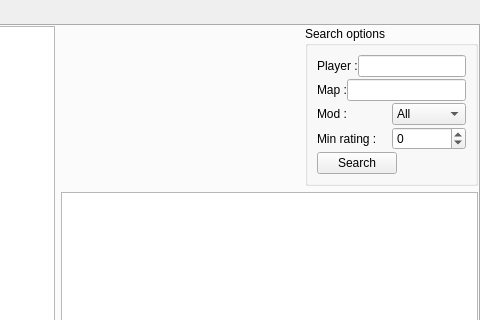
Old version of the form src/_res/replays/replays.ui in the repository FAForever/client; both pictures show x 497 to 977 and y 0 to 320 of the 977 by 672 pixel window.
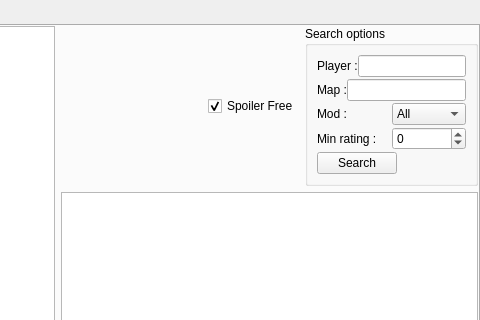
New version of the form. The open tabs and pages were chosen to show the change.

Commit message: Replay vault : - Allow download of replays - Spoiler checkbox - Display UIDs.

The edit to the form file:
```diff
--- a/src/_res/replays/replays.ui
+++ b/src/_res/replays/replays.ui
@@ -14,7 +14,7 @@
    <string>TabWidget</string>
   </property>
   <property name="currentIndex">
-   <number>0</number>
+   <number>2</number>
   </property>
   <widget class="QWidget" name="liveTab">
    <attribute name="title">
@@ -209,20 +209,23 @@
       </column>
      </widget>
     </item>
-    <item row="0" column="1">
+    <item row="0" column="2">
      <spacer name="horizontalSpacer">
       <property name="orientation">
        <enum>Qt::Horizontal</enum>
       </property>
+      <property name="sizeType">
+       <enum>QSizePolicy::MinimumExpanding</enum>
+      </property>
       <property name="sizeHint" stdset="0">
        <size>
-        <width>206</width>
-        <height>126</height>
+        <width>0</width>
+        <height>0</height>
        </size>
       </property>
      </spacer>
     </item>
-    <item row="1" column="1" colspan="2">
+    <item row="1" column="2" colspan="3">
      <widget class="QTextBrowser" name="replayInfos">
       <property name="textInteractionFlags">
        <set>Qt::NoTextInteraction</set>
@@ -232,7 +235,7 @@
       </property>
      </widget>
     </item>
-    <item row="0" column="2">
+    <item row="0" column="4">
      <widget class="QGroupBox" name="groupBox">
       <property name="maximumSize">
        <size>
@@ -332,6 +335,16 @@
       </layout>
      </widget>
     </item>
+    <item row="0" column="3">
+     <widget class="QCheckBox" name="spoilerCheckbox">
+      <property name="text">
+       <string>Spoiler Free</string>
+      </property>
+      <property name="checked">
+       <bool>true</bool>
+      </property>
+     </widget>
+    </item>
    </layout>
   </widget>
  </widget>
```
The commit also changes 4 other files.
